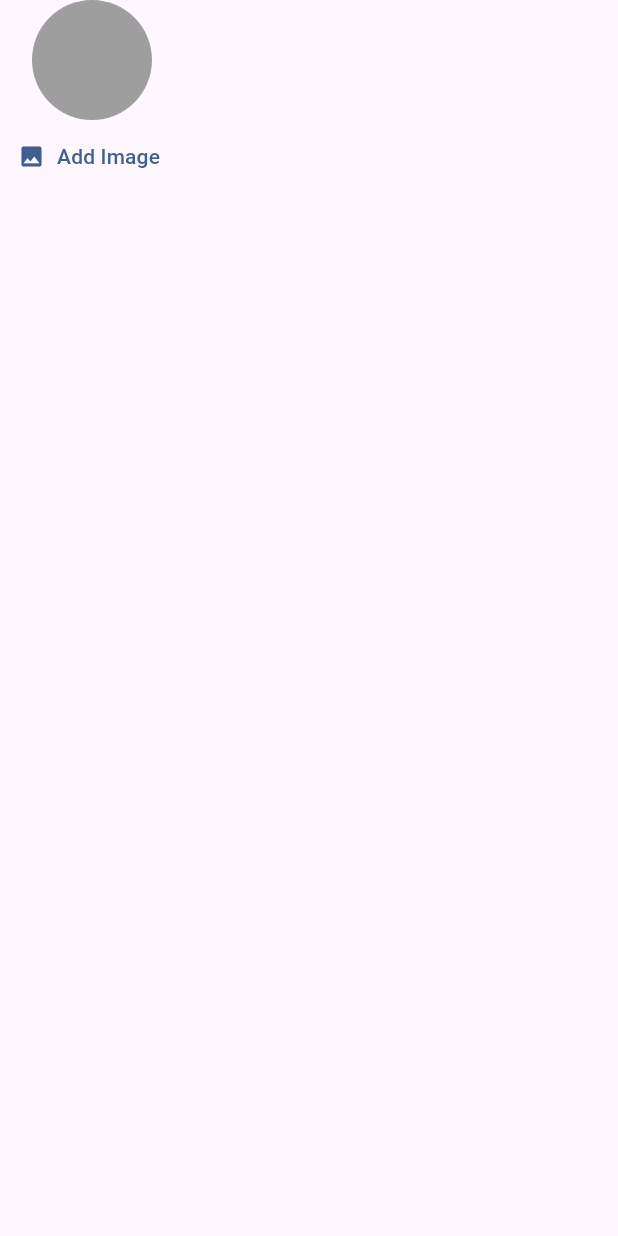
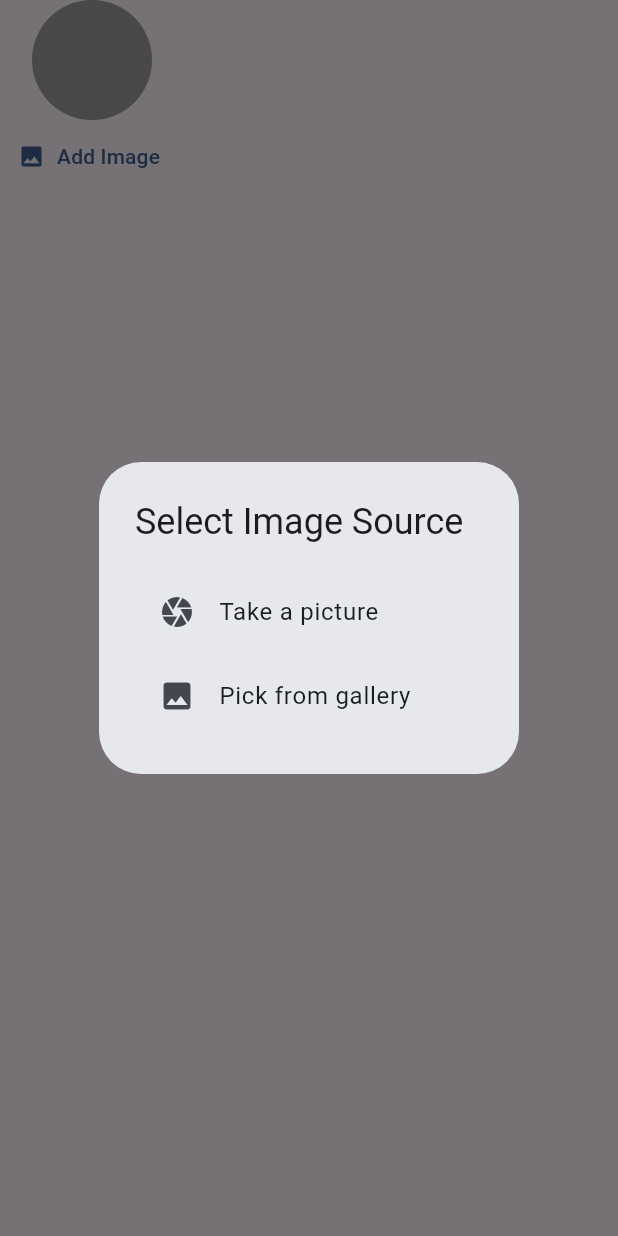
Before and after one commit to Mc4minta/ChatApp-Flutter, a Flutter app: the UserImagePicker widget shown alone on an empty page, opened directly, after a tap on "Add Image", on a phone screen of 412 x 824 dp. Run offline on Flutter 3.47's test engine with Material 3 defaults, Android fonts, the phone set to English and light mode, and no system bars; our stand-ins replace cloud_firestore, firebase_auth, firebase_core, firebase_messaging, image_picker, supabase_flutter; missing offline and left inert: firebase_app_check; accounts and stored records are empty.

Commit message:
add pick from gallery function

```diff
--- a/lib/widgets/user_image_picker.dart
+++ b/lib/widgets/user_image_picker.dart
@@ -4,7 +4,7 @@ import 'package:image_picker/image_picker.dart';
 import 'dart:io';
 
 class UserImagePicker extends StatefulWidget {
-  const UserImagePicker({super.key});
+  const UserImagePicker({Key? key}) : super(key: key);
 
   @override
   State<StatefulWidget> createState() {
@@ -15,16 +15,49 @@ class UserImagePicker extends StatefulWidget {
 class _UserImagePickerState extends State<UserImagePicker> {
   File? _pickedImageFile;
 
-  void _pickImage () async {
-    final pickedImage = await ImagePicker().pickImage(source: ImageSource.camera,imageQuality: 50, maxWidth: 150,);
-    if(pickedImage == null){
+  void _pickImage() async {
+    final imageSource = await showDialog<ImageSource>(
+      context: context,
+      builder: (BuildContext context) {
+        return AlertDialog(
+          title: Text("Select Image Source"),
+          content: Column(
+            mainAxisSize: MainAxisSize.min,
+            children: <Widget>[
+              ListTile(
+                leading: Icon(Icons.camera),
+                title: Text('Take a picture'),
+                onTap: () => Navigator.of(context).pop(ImageSource.camera),
+              ),
+              ListTile(
+                leading: Icon(Icons.image),
+                title: Text('Pick from gallery'),
+                onTap: () => Navigator.of(context).pop(ImageSource.gallery),
+              ),
+            ],
+          ),
+        );
+      },
+    );
+
+    if (imageSource == null) {
+      return; // User canceled
+    }
+
+    final pickedImage = await ImagePicker().pickImage(
+      source: imageSource,
+      imageQuality: 50,
+      maxWidth: 150,
+    );
+
+    if (pickedImage == null) {
       return;
     }
+
     setState(() {
       _pickedImageFile = File(pickedImage.path);
     });
   }
-
 
   @override
   Widget build(BuildContext context) {
@@ -37,10 +70,13 @@ class _UserImagePickerState extends State<UserImagePicker> {
         ),
         TextButton.icon(
           onPressed: _pickImage,
-          icon : Icon(Icons.image),
-          label: Text('Add Image', style: TextStyle(
-            color : Theme.of(context).colorScheme.primary,
-          ),),
+          icon: Icon(Icons.image),
+          label: Text(
+            'Add Image',
+            style: TextStyle(
+              color: Theme.of(context).colorScheme.primary,
+            ),
+          ),
         ),
       ],
     );
```
